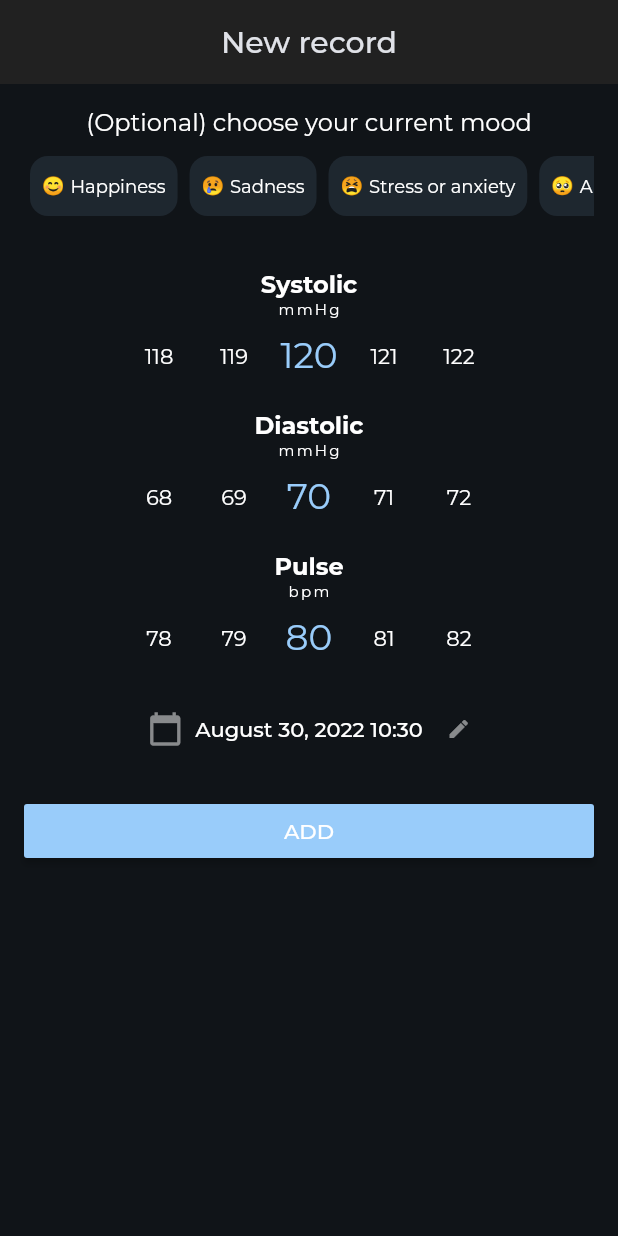
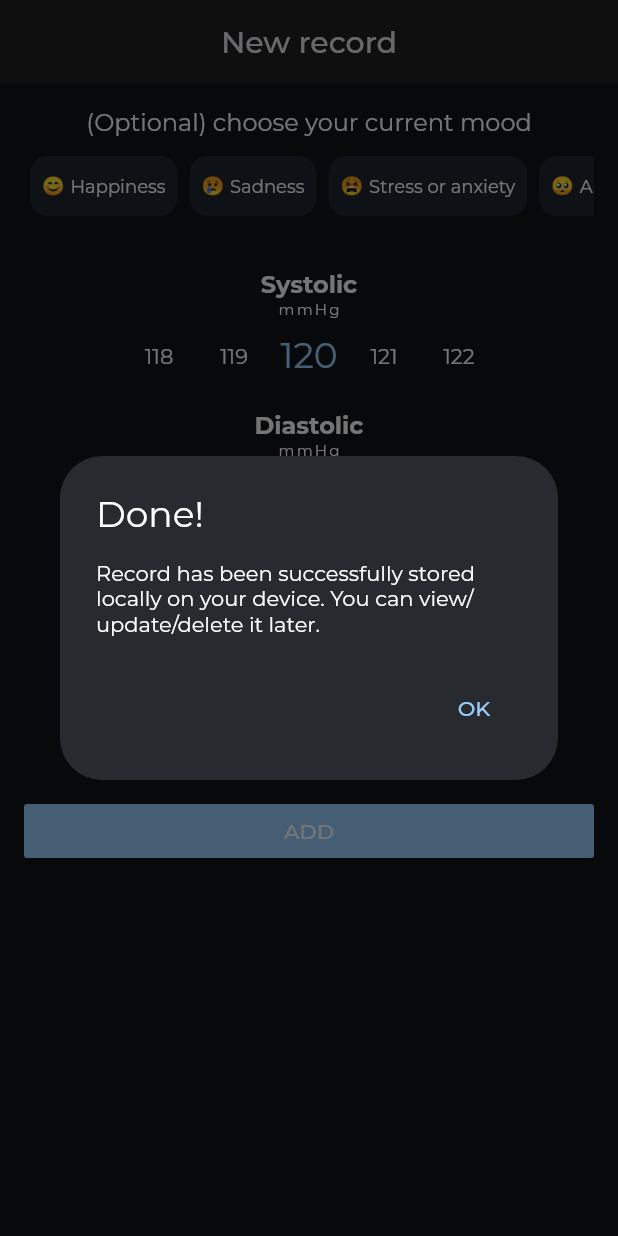
Before and after one commit to sunderee/collector, a Flutter app: the NewRecordScreen screen opened by its route, after a tap on "ADD", on a phone screen of 412 x 824 dp. Run offline on Flutter 3.47's test engine with Material 2 defaults, Android fonts, the phone set to English and light mode, and no system bars; our stand-ins replace get_it, go_router, google_fonts, isar; accounts and stored records are empty; generated files the repository leaves out were written again.

Commit message:
Add a dialog after successful operation

```diff
--- a/lib/l10n/app_en.arb
+++ b/lib/l10n/app_en.arb
@@ -2,6 +2,7 @@
     "appName": "Collector",
     "commonNothingToSeeHere": "Nothing to see here!",
     "commonNewRecord": "New record",
+    "commonOK": "OK",
     "feelingHappiness": "Happiness",
     "feelingSadness": "Sadness",
     "feelingStressOrAnxiety": "Stress or anxiety",
@@ -15,5 +16,7 @@
     "screenNewRecordPulse": "Pulse",
     "screenNewRecordMeasurementBloodPressure": "mmHg",
     "screenNewRecordMeasurementPulse": "bpm",
-    "screenNewRecordAdd": "ADD"
+    "screenNewRecordAdd": "ADD",
+    "screenNewRecordRecordAddedTitle": "Done!",
+    "screenNewRecordRecordAddedSubtitle": "Record has been successfully stored locally on your device. You can view/update/delete it later."
 }
--- a/lib/ui/screens/new_record/components/molecules/measurements.container.dart
+++ b/lib/ui/screens/new_record/components/molecules/measurements.container.dart
@@ -2,6 +2,7 @@ import 'package:collector/ui/screens/new_record/components/molecules/date.contai
 import 'package:collector/ui/screens/new_record/components/molecules/number_picker.container.dart';
 import 'package:collector/utils/extensions/build_context.ext.dart';
 import 'package:flutter/material.dart';
+import 'package:go_router/go_router.dart';
 
 typedef OnMeasurementSelectedCallback = void Function(
   int systolic,
@@ -69,16 +70,33 @@ class _MeasurementsContainerState extends State<MeasurementsContainer> {
           MaterialButton(
             color: Theme.of(context).colorScheme.primary,
             minWidth: MediaQuery.of(context).size.width,
-            onPressed: () => widget.onMeasurementSelected(
-              _currentSystolic,
-              _currentDiastolic,
-              _currentPulse,
-              _currentDate,
-            ),
+            onPressed: () {
+              widget.onMeasurementSelected(
+                _currentSystolic,
+                _currentDiastolic,
+                _currentPulse,
+                _currentDate,
+              );
+              _showMeasurementDialog();
+            },
             child: Text(context.locale.screenNewRecordAdd),
           ),
         ],
       ),
     );
   }
+
+  void _showMeasurementDialog() => showDialog<void>(
+        context: context,
+        builder: (BuildContext context) => AlertDialog(
+          title: Text(context.locale.screenNewRecordRecordAddedTitle),
+          content: Text(context.locale.screenNewRecordRecordAddedSubtitle),
+          actions: [
+            TextButton(
+              onPressed: () => context.pop(),
+              child: Text(context.locale.commonOK),
+            ),
+          ],
+        ),
+      );
 }
```
